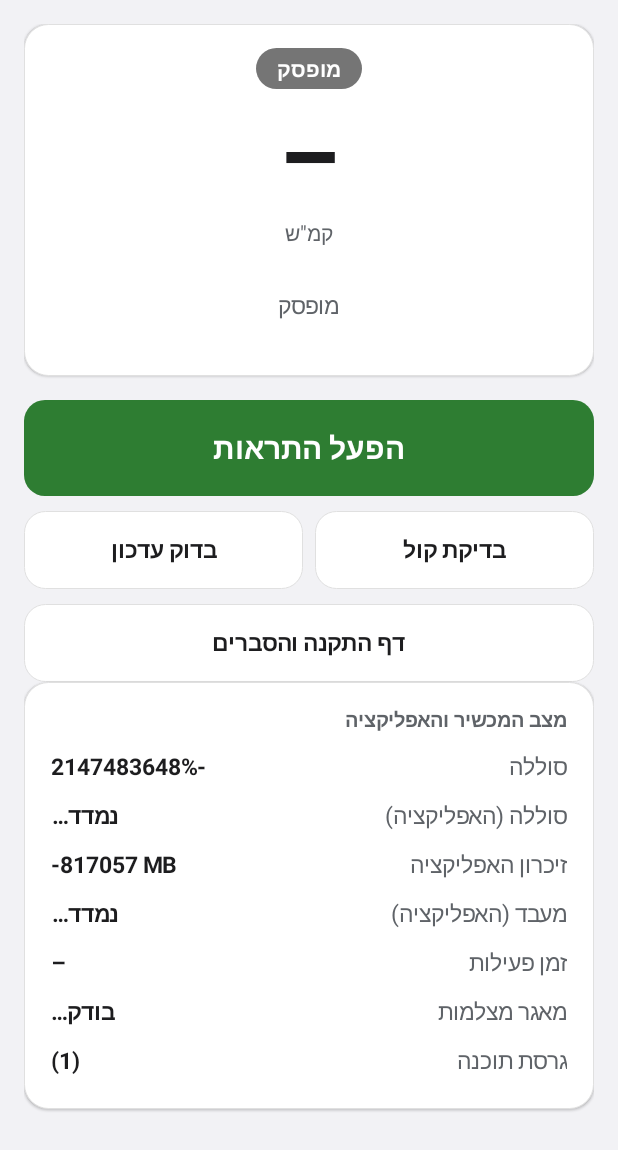
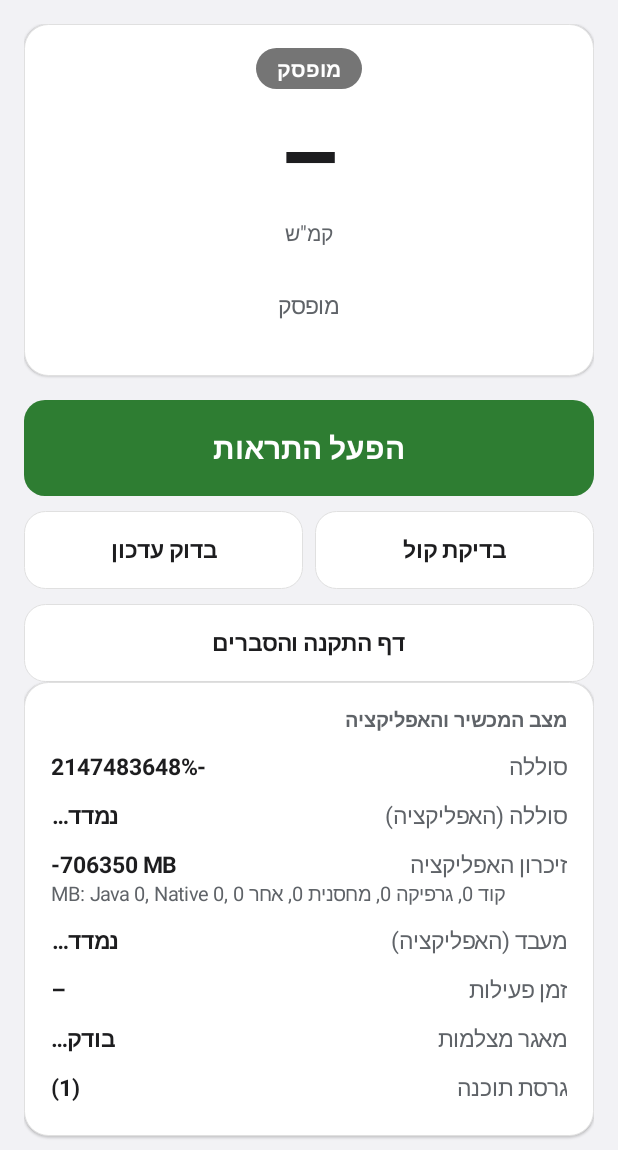
Before and after one commit to eldadgalker-dev/SpeedAlert, an Android app: the screen it shows after launch (MainActivity), on a phone screen of 412 x 824 dp, the part 86-1236 px from its top. Run offline under Robolectric (Android 15) with nearby library versions, the phone set to English and light mode, and no system bars; network calls fail; 6 statements that could not run were skipped.

Commit message:
Release built with R8 (code 6.5 MB -> 0.3 MB), memory breakdown under the memory row
Co-Authored-By: Claude Opus 5.5 <noreply@anthropic.com>

```diff
--- a/app/build.gradle.kts
+++ b/app/build.gradle.kts
@@ -54,7 +54,10 @@ android {
 
     buildTypes {
         release {
-            isMinifyEnabled = false
+            // R8: unused code and resources removed, less code mapped in memory (user request 2026-10-29).
+            isMinifyEnabled = true
+            isShrinkResources = true
+            proguardFiles(getDefaultProguardFile("proguard-android-optimize.txt"))
             if (hasReleaseSigning) signingConfig = signingConfigs.getByName("release")
         }
     }
--- a/app/src/main/java/il/speedalert/MainActivity.kt
+++ b/app/src/main/java/il/speedalert/MainActivity.kt
@@ -198,7 +198,7 @@ class MainActivity : Activity() {
             show(K_CPU, "%.2f%%".format(recent.cpuPercent), "מהמעבד כולו, ב-${recent.minutes} הדקות האחרונות")
         }
         // Memory info is a slow system call: every 10th refresh only.
-        if (renders++ % 10 == 0) show(K_MEMORY, "${Usage.memoryMb(this)} MB")
+        if (renders++ % 10 == 0) show(K_MEMORY, "${Usage.memoryMb(this)} MB", "MB: ${Usage.memoryParts(this)}")
         show(K_UPTIME, if (running) minutes(System.currentTimeMillis() - AlertService.startedAt) else "–")
         show(K_DATA, AlertService.dataInfo.ifEmpty { "בודק…" }, AlertService.dataNote)
         val newer = AppUpdate.available
--- a/app/src/main/java/il/speedalert/Usage.kt
+++ b/app/src/main/java/il/speedalert/Usage.kt
@@ -22,6 +22,15 @@ object Usage {
         val am = ctx.getSystemService(Context.ACTIVITY_SERVICE) as ActivityManager
         val info: Debug.MemoryInfo = am.getProcessMemoryInfo(intArrayOf(Process.myPid()))[0]
         return info.totalPss / 1024
+    }
+
+    /** Where the memory goes (MB): Java and native heap, code, graphics, rest; the Android summary rows. */
+    fun memoryParts(ctx: Context): String {
+        val am = ctx.getSystemService(Context.ACTIVITY_SERVICE) as ActivityManager
+        val info: Debug.MemoryInfo = am.getProcessMemoryInfo(intArrayOf(Process.myPid()))[0]
+        fun mb(k: String) = (info.getMemoryStat("summary.$k")?.toIntOrNull() ?: 0) / 1024
+        return "Java ${mb("java-heap")}, Native ${mb("native-heap")}, קוד ${mb("code")}, " +
+            "גרפיקה ${mb("graphics")}, מחסנית ${mb("stack")}, אחר ${mb("private-other") + mb("system")}"
     }
 
     /** CPU, GPS and saving-mode time at one moment, ms. */
```
